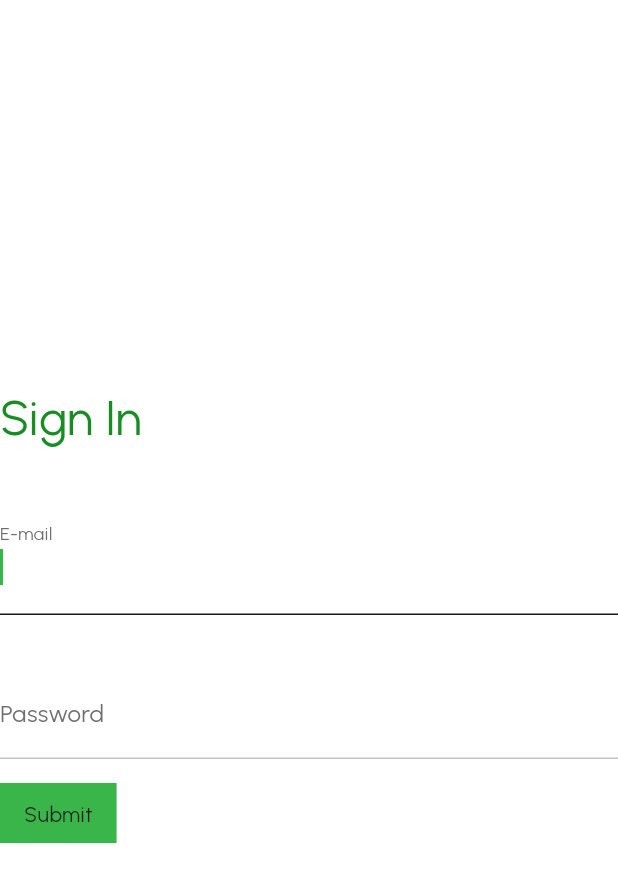
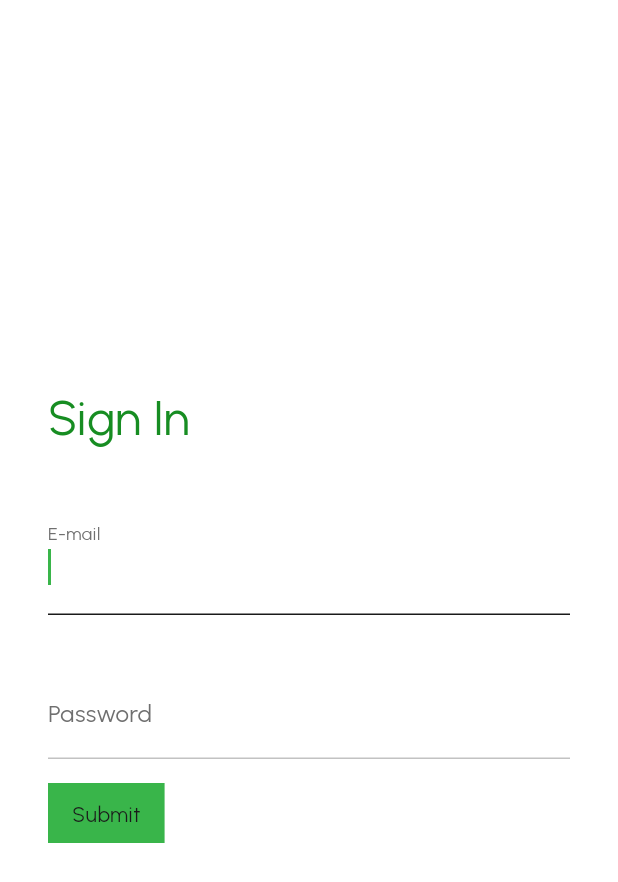
Before and after one commit to canastro/flutter_skeleton_app, a Flutter app: the screen it shows after launch, on a phone screen of 412 x 824 dp. Shown: the top 882 px of the screen. Run offline on Flutter 3.47's test engine with Material 2 defaults, Android fonts, the phone set to English and light mode, and no system bars; our stand-ins replace dio, equatable, form_validator, get_it, shared_preferences; generated files the repository leaves out were written again.

Commit message:
fix: add padding to scaffold

```diff
--- a/app/lib/src/features/authentication/presentation/pages/sign_in_page.dart
+++ b/app/lib/src/features/authentication/presentation/pages/sign_in_page.dart
@@ -54,7 +54,9 @@ class _SignInPageState extends State<SignInPage> {
 
     return SafeArea(
       child: Scaffold(
-        body: Form(
+        body: Padding(
+          padding: EdgeInsets.all(applySpacing(4.0)),
+          child: Form(
             key: formKey,
             child: Column(
               crossAxisAlignment: CrossAxisAlignment.start,
@@ -130,6 +132,7 @@ class _SignInPageState extends State<SignInPage> {
             ),
           ),
         ),
+      ),
     );
   }
 }
```
Also changed, not shown: 1 other file. Lines whose indentation alone changed are shown as unchanged.
